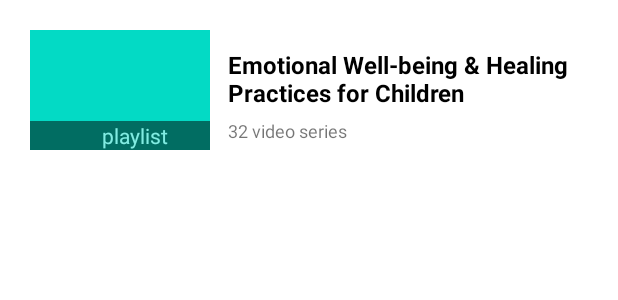
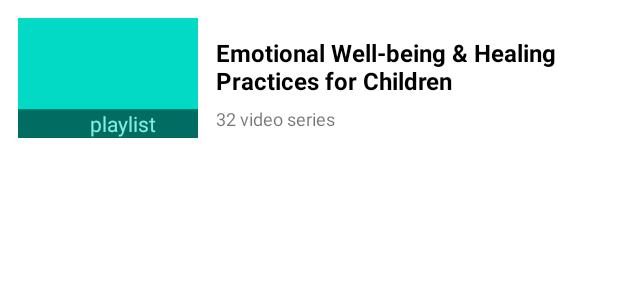
Before and after one commit to AGNARE/Youtube_month6, an Android app: the layout item_playlists.xml on its own in the app's theme, with its tools: preview values and no code run, on a phone screen of 412 x 824 dp. Shown: the top 300 px of the screen. Run offline under Robolectric (Android 15) with nearby library versions, the phone set to English and light mode, and no system bars.

Commit message:
youtube hw1 first commit

```diff
--- a/app/src/main/java/com/example/youtube_month6/App.kt
+++ b/app/src/main/java/com/example/youtube_month6/App.kt
@@ -5,6 +5,7 @@ import com.example.youtube_month6.repository.Repository
 
 class App: Application() {
 
-    companion object{}
-    val repository = Repository()
+    companion object {
+        val repository = Repository()
+    }
 }
--- a/app/src/main/java/com/example/youtube_month6/core/base/BaseActivity.kt
+++ b/app/src/main/java/com/example/youtube_month6/core/base/BaseActivity.kt
@@ -3,6 +3,7 @@ package com.example.youtube_month6.core.base
 import android.os.Bundle
 import androidx.appcompat.app.AppCompatActivity
 import androidx.viewbinding.ViewBinding
+import com.example.youtube_month6.BuildConfig
 
 abstract class BaseActivity<VB : ViewBinding, VM : BaseViewModel> : AppCompatActivity() {
 
--- a/app/src/main/java/com/example/youtube_month6/data/remote/ApiService.kt
+++ b/app/src/main/java/com/example/youtube_month6/data/remote/ApiService.kt
@@ -10,7 +10,7 @@ interface ApiService {
 
     @GET("playlists")
     fun getPlaylists(
-        @Query("party") part: String,
+        @Query("part") part: String,
         @Query("channelId") channelId: String,
         @Query("key") apiKey: String,
         @Query("maxResults") maxResults: Int = 10
--- a/app/src/main/java/com/example/youtube_month6/data/sada.kt
+++ /dev/null
@@ -1,4 +0,0 @@
-package com.example.youtube_month6.data
-
-class sada {
-}
--- a/app/src/main/java/com/example/youtube_month6/repository/Repository.kt
+++ b/app/src/main/java/com/example/youtube_month6/repository/Repository.kt
@@ -16,9 +16,6 @@ class Repository {
 
     private val apiService: ApiService = RetrofitClient.create()
 
-    fun playlists(): LiveData<Resource<PlayListsModel>>{
-        return  getPlayLists()
-    }
 
     fun getPlayLists(): LiveData<Resource<PlayListsModel>> {
         val data = MutableLiveData<Resource<PlayListsModel>>()
@@ -28,7 +25,6 @@ class Repository {
             part = Constants.PART,
             channelId = Constants.CHANNEL_ID,
             apiKey = BuildConfig.API_KEY,
-            maxResults = 10,
         ).enqueue(object : Callback<PlayListsModel> {
             override fun onResponse(
                 call: Call<PlayListsModel>,
--- a/app/src/main/java/com/example/youtube_month6/ui/PlayListsActivity.kt
+++ b/app/src/main/java/com/example/youtube_month6/ui/PlayListsActivity.kt
@@ -5,7 +5,6 @@ import androidx.lifecycle.ViewModelProvider
 import com.example.youtube_month6.core.base.BaseActivity
 import com.example.youtube_month6.databinding.ActivityPlaylistsBinding
 import com.example.youtube_month6.ui.playlistAdapter.AdapterPlayLists
-import com.example.youtube_month6.viewModel.PlaylistViewModel
 
 class PlayListsActivity :
     BaseActivity<ActivityPlaylistsBinding, PlaylistViewModel>() {
@@ -29,8 +28,4 @@ class PlayListsActivity :
             Toast.makeText(this, it.kind.toString(), Toast.LENGTH_SHORT).show()
         }
     }
-
-
-
-
 }
--- a/app/src/main/java/com/example/youtube_month6/viewModel/PlaylistViewModel.kt
+++ b/app/src/main/java/com/example/youtube_month6/ui/PlaylistViewModel.kt
@@ -1,4 +1,4 @@
-package com.example.youtube_month6.viewModel
+package com.example.youtube_month6.ui
 
 import androidx.lifecycle.LiveData
 import androidx.lifecycle.MutableLiveData
@@ -21,7 +21,7 @@ class PlaylistViewModel : BaseViewModel() {
 
     private fun getPlaylists(): LiveData<PlayListsModel> {
         val data = MutableLiveData<PlayListsModel>()
-        apiService.getPlaylists(BuildConfig.API_KEY, Constants.CHANNEL_ID, Constants.PART)
+        apiService.getPlaylists(Constants.PART, Constants.CHANNEL_ID, BuildConfig.API_KEY)
             .enqueue(object : retrofit2.Callback<PlayListsModel> {
                 override fun onResponse(
                     call: Call<PlayListsModel>,
@@ -33,7 +33,7 @@ class PlaylistViewModel : BaseViewModel() {
                 }
 
                 override fun onFailure(call: Call<PlayListsModel>, t: Throwable) {
-                    print(t.stackTrace)
+                    println(t.stackTrace)
                 }
             })
         return data
--- a/app/src/main/java/com/example/youtube_month6/ui/playlistAdapter/AdapterPlayLists.kt
+++ b/app/src/main/java/com/example/youtube_month6/ui/playlistAdapter/AdapterPlayLists.kt
@@ -36,7 +36,7 @@ class AdapterPlayLists() : RecyclerView.Adapter<AdapterPlayLists.PlayListsViewHo
 
    inner class PlayListsViewHolder(private val binding: ItemPlaylistsBinding) : RecyclerView.ViewHolder(binding.root) {
         fun onBind(item: PlayListsModel.Item) {
-            binding.ivPlaylist.load(item.snippet.thumbnails.default.url)
+            binding.ivPlaylist.load(item.snippet.thumbnails.standard.url)
             binding.tvTitle.text = item.snippet.title
             binding.tvVideoSeries.text = "${item.contentDetails.itemCount} video"
         }
--- a/app/src/main/res/layout/item_playlists.xml
+++ b/app/src/main/res/layout/item_playlists.xml
@@ -2,7 +2,7 @@
 <LinearLayout xmlns:android="http://schemas.android.com/apk/res/android"
     android:layout_width="match_parent"
     android:layout_height="80dp"
-    android:layout_margin="20dp">
+    android:layout_margin="12dp">
 
     <RelativeLayout
         android:id="@+id/relative"
--- a/app/src/main/res/values/colors.xml
+++ b/app/src/main/res/values/colors.xml
@@ -7,4 +7,5 @@
     <color name="teal_700">#FF018786</color>
     <color name="black">#FF000000</color>
     <color name="white">#FFFFFFFF</color>
+    <color name="red">#ff0000</color>
 </resources>
--- a/app/src/main/res/values/strings.xml
+++ b/app/src/main/res/values/strings.xml
@@ -4,4 +4,5 @@
     <string name="todo">todo</string>
     <string name="_32_video_series">32 video series</string>
     <string name="emotional_well_being_amp_healing_practices_for_children"><![CDATA[Emotional Well-being & Healing Practices for Children]]></string>
+    <string name="try_again">Try again</string>
 </resources>
--- a/app/src/main/res/values/themes.xml
+++ b/app/src/main/res/values/themes.xml
@@ -1,16 +1,16 @@
 <resources xmlns:tools="http://schemas.android.com/tools">
     <!-- Base application theme. -->
-    <style name="Theme.Youtube_month6" parent="Theme.MaterialComponents.DayNight.DarkActionBar">
+    <style name="Theme.Youtube_month6" parent="Theme.MaterialComponents.DayNight.NoActionBar">
         <!-- Primary brand color. -->
-        <item name="colorPrimary">@color/purple_500</item>
-        <item name="colorPrimaryVariant">@color/purple_700</item>
+        <item name="colorPrimary">@color/red</item>
+        <item name="colorPrimaryVariant">@color/white</item>
         <item name="colorOnPrimary">@color/white</item>
         <!-- Secondary brand color. -->
         <item name="colorSecondary">@color/teal_200</item>
         <item name="colorSecondaryVariant">@color/teal_700</item>
         <item name="colorOnSecondary">@color/black</item>
         <!-- Status bar color. -->
-        <item name="android:statusBarColor">?attr/colorPrimaryVariant</item>
+        <item name="android:statusBarColor">@color/black</item>
         <!-- Customize your theme here. -->
     </style>
 </resources>
```
Also changed, not shown: app/src/main/res/layout/item_internet.xml (added, +27 -0 lines), app/src/main/res/drawable/internet_connection.png (added).
